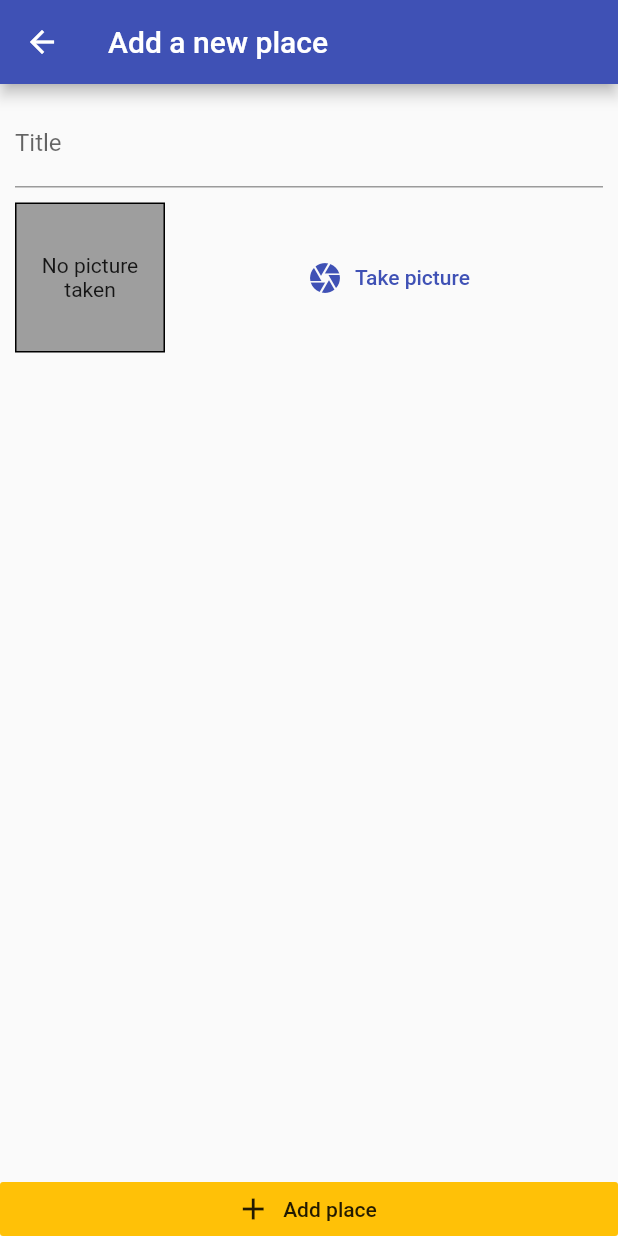
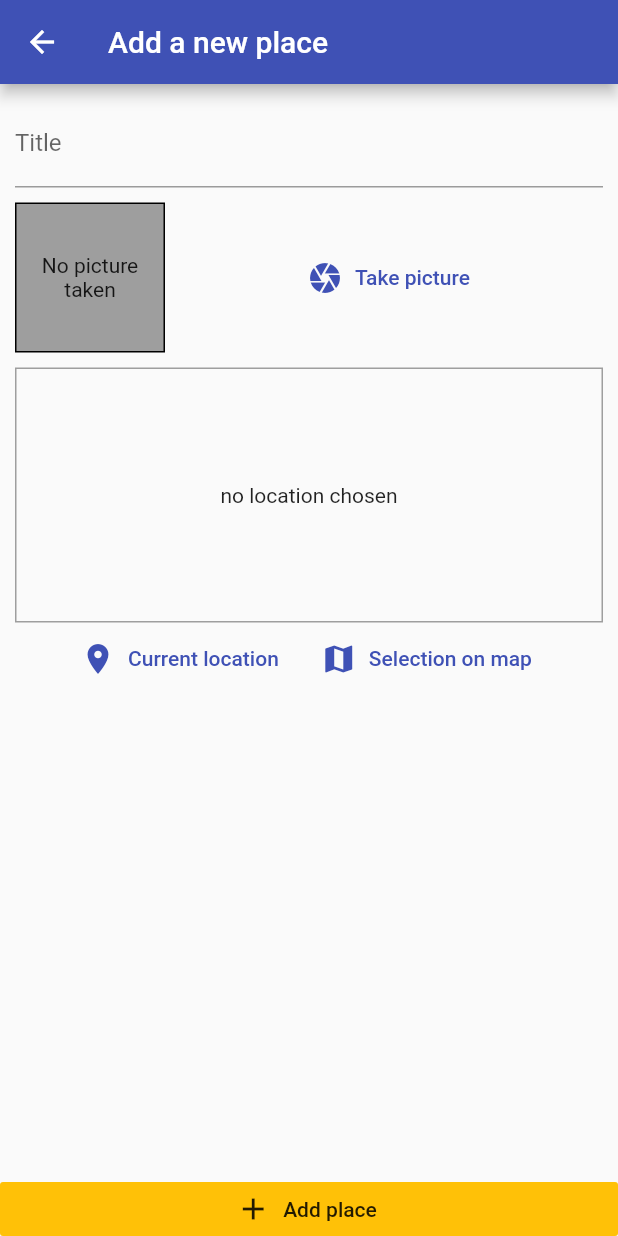
Before and after one commit to lpacheco88/flutter-class, a Flutter app: the screen it shows after launch, after a tap on the "add" icon, on a phone screen of 412 x 824 dp. Run offline on Flutter 3.47's test engine with Material 2 defaults, Android fonts, the phone set to English and light mode, and no system bars; our stand-ins replace google_maps_flutter, image_picker, location, shared_preferences, sqflite; accounts and stored records are empty.

Commit message:
finish sql lite lessons

```diff
--- /dev/null
+++ b/device_features/lib/helpers/db_helper.dart
@@ -0,0 +1,29 @@
+import 'package:sqflite/sqflite.dart' as sql;
+import 'package:path/path.dart' as path;
+
+class DBHelper {
+  static Future<sql.Database> dataBase() async {
+    final dbPath = await sql.getDatabasesPath();
+    final sqlDb = await sql.openDatabase(path.join(dbPath, 'places.db'),
+        onCreate: (db, version) {
+      return db.execute(
+          'CREATE TABLE user_places(id TEXT PRIMARY KEY, title TEXT, image TEXT, loc_lat REAL, loc_lng REAL, address TEXT)');
+    }, version: 1);
+
+    return sqlDb;
+  }
+
+  static Future<void> insert(String table, Map<String, Object> data) async {
+    final db = await DBHelper.dataBase();
+    db.insert(
+      table,
+      data,
+      conflictAlgorithm: sql.ConflictAlgorithm.replace,
+    );
+  }
+
+  static Future<List<Map<String, dynamic>>> getData(String table) async {
+    final db = await DBHelper.dataBase();
+    return db.query(table);
+  }
+}
--- /dev/null
+++ b/device_features/lib/helpers/location_helper.dart
@@ -0,0 +1,20 @@
+import 'dart:convert';
+
+import 'package:http/http.dart' as http;
+
+const GOOGLE_API_KEY = 'AIzaSyBbpFvXJrNAo3aFAAxSB2vqPG90Fq22cYw';
+
+class LocationHelper {
+  static String generateLocationPreviewImage(
+      {double latitute, double longtitude}) {
+    return 'https://maps.googleapis.com/maps/api/staticmap?center=&$latitute,$latitute&zoom=16&size=600x300&maptype=roadmap&markers=color:red%7Clabel:C%7C$latitute,$longtitude&key=$GOOGLE_API_KEY';
+  }
+
+  static Future<String> getPlaceAdress(double lat, double lng) async {
+    final url =
+        'https://maps.googleapis.com/maps/api/geocode/json?latlng=$lat,$lng&key=$GOOGLE_API_KEY';
+    final response = await http.get(url);
+    print(json.decode(response.body));
+    return json.decode(response.body)['results'][0]['formatted_address'];
+  }
+}
--- a/device_features/lib/models/place.dart
+++ b/device_features/lib/models/place.dart
@@ -7,7 +7,7 @@
   final double longitude;
   final String adress;
 
-  PlaceLocation({
+  const PlaceLocation({
     @required this.latitude,
     @required this.longitude,
     this.adress,
--- a/device_features/lib/providers/great_places.dart
+++ b/device_features/lib/providers/great_places.dart
@@ -1,7 +1,10 @@
 import 'dart:io';
 
+import 'package:device_features/helpers/db_helper.dart';
+import 'package:device_features/helpers/location_helper.dart';
 import 'package:device_features/models/place.dart';
 import 'package:flutter/foundation.dart';
+import 'package:google_maps_flutter/google_maps_flutter.dart';
 
 class GreatePlaces with ChangeNotifier {
   List<Place> _items = [];
@@ -10,15 +13,53 @@
     return [..._items];
   }
 
-  void addPlace(String title, File image) {
+  Future<void> addPlace(
+      String title, File image, PlaceLocation pickedLocation) async {
+    final adress = await LocationHelper.getPlaceAdress(
+        pickedLocation.latitude, pickedLocation.longitude);
+    final updatedLocation = PlaceLocation(
+      latitude: pickedLocation.latitude,
+      longitude: pickedLocation.longitude,
+      adress: adress,
+    );
+
     final newPlace = Place(
       id: DateTime.now().toString(),
       image: image,
       title: title,
-      location: null,
+      location: updatedLocation,
     );
 
     _items.add(newPlace);
     notifyListeners();
+    DBHelper.insert(
+      'user_places',
+      {
+        'id': newPlace.id,
+        'title': newPlace.title,
+        'image': newPlace.image.path,
+        'loc_lat': newPlace.location.latitude,
+        'loc_lng': newPlace.location.longitude,
+        'address': newPlace.location.adress
+      },
+    );
+  }
+
+  Future<void> fetchAndSetPlaces() async {
+    final dataList = await DBHelper.getData('user_places');
+    _items = dataList
+        .map(
+          (item) => Place(
+            id: item['id'],
+            title: item['title'],
+            image: File(item['image']),
+            location: PlaceLocation(
+                latitude: item['loc_lat'],
+                longitude: item['loc_lng'],
+                adress: item['address']),
+          ),
+        )
+        .toList();
+    notifyListeners();
   }
 }
--- a/device_features/lib/screens/add_place_screen.dart
+++ b/device_features/lib/screens/add_place_screen.dart
@@ -1,7 +1,9 @@
 import 'dart:io';
 
+import 'package:device_features/models/place.dart';
 import 'package:device_features/providers/great_places.dart';
 import 'package:device_features/widgets/image_input.dart';
+import 'package:device_features/widgets/location_input.dart';
 import 'package:flutter/material.dart';
 import 'package:provider/provider.dart';
 
@@ -14,23 +16,27 @@
 class _AddPlaceScreenState extends State<AddPlaceScreen> {
   final _titleController = TextEditingController();
   File _pickedImage;
+  PlaceLocation _pickedLocation;
 
   void _selectImage(File pickedImage) {
     _pickedImage = pickedImage;
   }
 
   void _savedPlace() {
-    if (_titleController.text.isEmpty || _titleController == null) {
+    if (_titleController.text.isEmpty ||
+        _titleController == null ||
+        _pickedLocation == null) {
       return;
     }
     Provider.of<GreatePlaces>(
       context,
       listen: false,
-    ).addPlace(
-      _titleController.text,
-      _pickedImage,
-    );
+    ).addPlace(_titleController.text, _pickedImage, _pickedLocation);
     Navigator.of(context).pop();
+  }
+
+  void _selectedPlace(double lat, double lng) {
+    _pickedLocation = PlaceLocation(latitude: lat, longitude: lng);
   }
 
   @override
@@ -55,7 +61,11 @@
                     SizedBox(
                       height: 10,
                     ),
-                    ImageInput(_selectImage)
+                    ImageInput(_selectImage),
+                    SizedBox(
+                      height: 10,
+                    ),
+                    LocationInput(_selectedPlace),
                   ],
                 ),
               ),
--- a/device_features/lib/screens/places_list_screen.dart
+++ b/device_features/lib/screens/places_list_screen.dart
@@ -18,7 +18,17 @@
           ),
         ],
       ),
-      body: Consumer<GreatePlaces>(
+      body: FutureBuilder(
+        future: Provider.of<GreatePlaces>(
+          context,
+          listen: false,
+        ).fetchAndSetPlaces(),
+        builder: (ctx, snapshot) => snapshot.connectionState ==
+                ConnectionState.waiting
+            ? Center(
+                child: CircularProgressIndicator(),
+              )
+            : Consumer<GreatePlaces>(
                 child: Center(
                   child: Text('Got not places yet yo'),
                 ),
@@ -27,14 +37,19 @@
                     : ListView.builder(
                         itemBuilder: (ctx, i) => ListTile(
                           leading: CircleAvatar(
-                    backgroundImage: FileImage(greatPlaces.items[i].image),
+                            backgroundImage:
+                                FileImage(greatPlaces.items[i].image),
                           ),
                           title: Text(greatPlaces.items[i].title),
+                          subtitle: Text(
+                            greatPlaces.items[i].location.adress,
+                          ),
                           onTap: null,
                         ),
                         itemCount: greatPlaces.items.length,
                       ),
               ),
+      ),
     );
   }
 }
--- /dev/null
+++ b/device_features/lib/widgets/location_input.dart
@@ -0,0 +1,89 @@
+import 'package:device_features/helpers/location_helper.dart';
+import 'package:device_features/screens/map_screen.dart';
+import 'package:flutter/material.dart';
+import 'package:google_maps_flutter/google_maps_flutter.dart';
+import 'package:location/location.dart';
+
+class LocationInput extends StatefulWidget {
+  final Function onSelectedPlace;
+
+  LocationInput(this.onSelectedPlace);
+  @override
+  _LocationInputState createState() => _LocationInputState();
+}
+
+class _LocationInputState extends State<LocationInput> {
+  String _previewImageUrl;
+
+  void _ShowPreview(double lat, double lng) {
+    final staticMapImageUrl = LocationHelper.generateLocationPreviewImage(
+        latitute: lat, longtitude: lng);
+    setState(() {
+      _previewImageUrl = staticMapImageUrl;
+    });
+  }
+
+  Future<void> _getCurrentUserLocation() async {
+    final locData = await Location().getLocation();
+    _ShowPreview(locData.latitude, locData.longitude);
+    widget.onSelectedPlace(locData.latitude, locData.longitude);
+  }
+
+  Future<void> _selectOnMap() async {
+    final selectedLocation = await Navigator.of(context).push<LatLng>(
+      MaterialPageRoute(
+          fullscreenDialog: true,
+          builder: (ctx) => MapScreen(
+                isSelecting: true,
+              )),
+    );
+    if (selectedLocation == null) {
+      return;
+    }
+    _ShowPreview(selectedLocation.latitude, selectedLocation.longitude);
+    widget.onSelectedPlace(
+        selectedLocation.latitude, selectedLocation.longitude);
+  }
+
+  @override
+  Widget build(BuildContext context) {
+    return Column(
+      children: <Widget>[
+        Container(
+          height: 170,
+          width: double.infinity,
+          alignment: Alignment.center,
+          decoration:
+              BoxDecoration(border: Border.all(width: 1, color: Colors.grey)),
+          child: _previewImageUrl == null
+              ? Text(
+                  'no location chosen',
+                  textAlign: TextAlign.center,
+                )
+              : Image.network(
+                  _previewImageUrl,
+                  fit: BoxFit.cover,
+                  width: double.infinity,
+                ),
+        ),
+        Row(
+          mainAxisAlignment: MainAxisAlignment.center,
+          children: <Widget>[
+            FlatButton.icon(
+              onPressed: _getCurrentUserLocation,
+              icon: Icon(Icons.location_on),
+              label: Text('Current location'),
+              textColor: Theme.of(context).primaryColor,
+            ),
+            FlatButton.icon(
+              onPressed: _selectOnMap,
+              icon: Icon(Icons.map),
+              label: Text('Selection on map'),
+              textColor: Theme.of(context).primaryColor,
+            ),
+          ],
+        )
+      ],
+    );
+  }
+}
--- a/device_features/pubspec.yaml
+++ b/device_features/pubspec.yaml
@@ -24,9 +24,13 @@
   flutter:
     sdk: flutter
   provider: ^6.0.0
-  image_picker: ^0.6.0+9
+  image_picker: ^0.6.7+17
   path_provider: ^1.1.0
   path: ^1.6.2
+  sqflite: ^2.0.0+4
+  location: ^2.3.5
+  google_maps_flutter: ^0.5.17
+  http: ^0.12.0+2
 
 
   # The following adds the Cupertino Icons font to your application.
```
Also changed, not shown: device_features/lib/screens/map_screen.dart (added, +63 -0 lines), device_features/pubspec.lock, 2 other files. Lines whose indentation alone changed are shown as unchanged.
